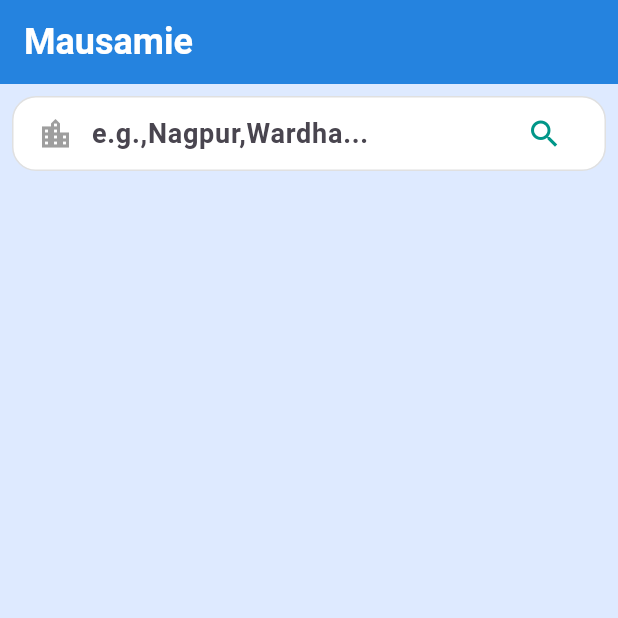
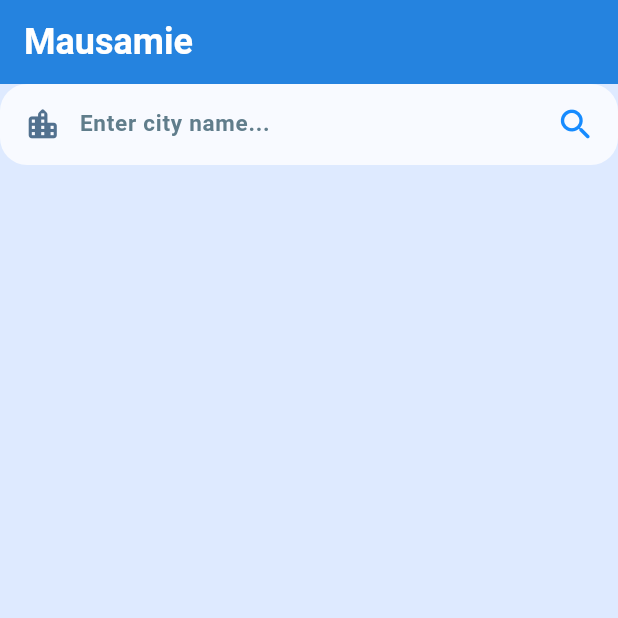
Before and after one commit to Gaurav-0301/Mausamie, a Flutter app: the screen it shows after launch, on a phone screen of 412 x 824 dp, the top half of it. Run offline on Flutter 3.47's test engine with Material 3 defaults, Android fonts, the phone set to English and light mode, and no system bars; our stand-ins replace flutter_riverpod; Roboto replaces fonts that are missing (Arial).

Commit message:
make  search bar position responsive

```diff
--- a/lib/components/SearchCity.dart
+++ b/lib/components/SearchCity.dart
@@ -13,36 +13,73 @@ class SearchCity extends StatelessWidget {
 
   @override
   Widget build(BuildContext context) {
-    return Padding(
-      padding: EdgeInsets.all(8.0),
-      child: Container(
-        padding: const EdgeInsets.symmetric(horizontal: 16),
+    final screenWidth = MediaQuery.sizeOf(context).width;
+    final isSmallScreen = screenWidth < 360;
+    final isTablet = screenWidth >= 600;
+
+    final barHeight = isSmallScreen ? 48.0 : 54.0;
+    final horizontalPadding = isSmallScreen ? 10.0 : 16.0;
+    final iconSize = isSmallScreen ? 21.0 : 25.0;
+    final gap = isSmallScreen ? 8.0 : 12.0;
+    final textSize = isTablet ? 17.0 : 15.0;
+
+    return Container(
+      width: double.infinity,
+      constraints: BoxConstraints(
+        maxWidth: isTablet ? 650 : double.infinity,
+      ),
+      height: barHeight,
+      padding: EdgeInsets.only(
+        left: horizontalPadding,
+        right: 4,
+      ),
       decoration: BoxDecoration(
-          color: Colors.white,
-          borderRadius: BorderRadius.circular(16),
-          border: Border.all(color: Colors.grey.shade300),
+        color: const Color(0xFFF8FAFF),
+        borderRadius: BorderRadius.circular(18),
       ),
       child: Row(
         children: [
-            const Icon(Icons.location_city, color: Colors.grey),
-            const SizedBox(width: 12),
+          Icon(
+            Icons.location_city_rounded,
+            color: const Color(0xFF52718F),
+            size: iconSize,
+          ),
+          SizedBox(width: gap),
           Expanded(
             child: TextField(
               controller: controller,
               textInputAction: TextInputAction.search,
               onSubmitted: (_) => onSearch(),
-                decoration: const InputDecoration(
-                  hintText: 'e.g.,Nagpur,Wardha...',
+              style: TextStyle(
+                fontSize: textSize,
+                color: const Color(0xFF172A40),
+              ),
+              decoration: InputDecoration(
+                hintText: 'Enter city name...',
+                hintStyle: TextStyle(
+                  color: Colors.blueGrey,
+                  fontSize: textSize,
+                ),
                 border: InputBorder.none,
+                isDense: true,
+                contentPadding: EdgeInsets.zero,
               ),
             ),
           ),
-            IconButton(
+          SizedBox(
+            width: isSmallScreen ? 40 : 48,
+            child: IconButton(
               onPressed: onSearch,
-              icon: const Icon(Icons.search, color: Colors.teal),
+              padding: EdgeInsets.zero,
+              tooltip: 'Search city',
+              icon: Icon(
+                Icons.search_rounded,
+                color: const Color(0xFF168BFF),
+                size: isSmallScreen ? 24 : 27,
+              ),
+            ),
           ),
         ],
-        ),
       ),
     );
   }
```
Also changed, not shown: assets/images/earth.png (added). Lines whose indentation alone changed are shown as unchanged.
